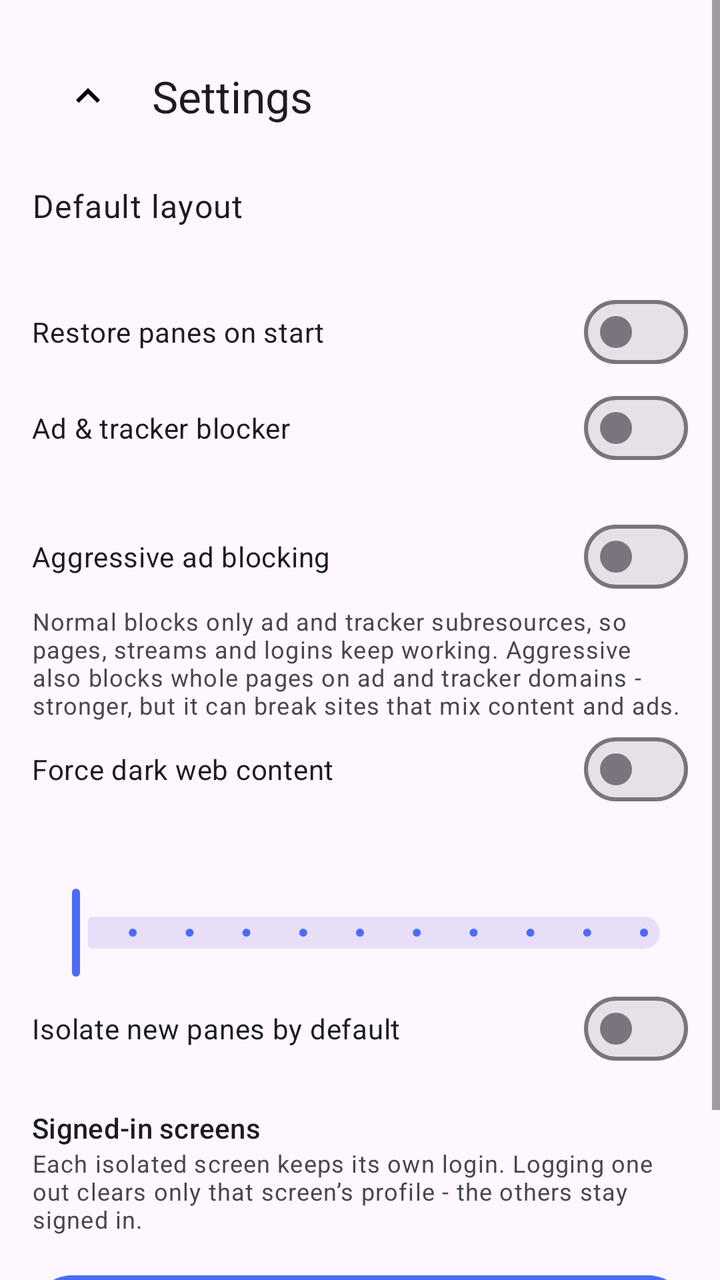
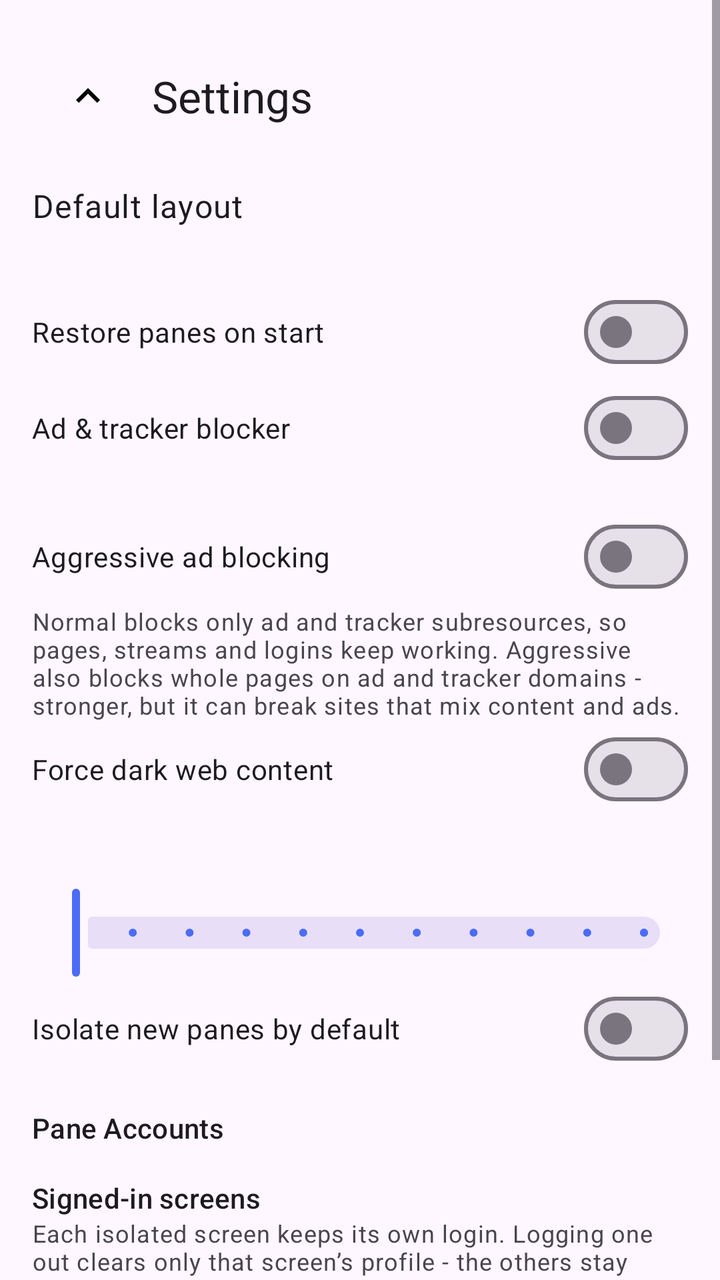

Compare the two renders of this Android layout. The source of the first and the diff that turns it into the second are given below.
<!-- AndroidManifest.xml: application theme Theme.MultiView -->
<!-- res/layout/activity_settings.xml -->
<?xml version="1.0" encoding="utf-8"?>
<ScrollView xmlns:android="http://schemas.android.com/apk/res/android"
    xmlns:app="http://schemas.android.com/apk/res-auto"
    android:layout_width="match_parent"
    android:layout_height="match_parent"
    android:fitsSystemWindows="true">

    <LinearLayout
        android:layout_width="match_parent"
        android:layout_height="wrap_content"
        android:orientation="vertical"
        android:padding="16dp">

        <com.google.android.material.appbar.MaterialToolbar
            android:id="@+id/settingsToolbar"
            android:layout_width="match_parent"
            android:layout_height="?attr/actionBarSize"
            app:navigationIcon="@drawable/ic_chevron_up"
            app:title="@string/settings_title" />

        <LinearLayout
            android:id="@+id/rowDefaultLayout"
            android:layout_width="match_parent"
            android:layout_height="wrap_content"
            android:background="?attr/selectableItemBackground"
            android:orientation="vertical"
            android:paddingTop="12dp"
            android:paddingBottom="12dp">

            <TextView
                android:layout_width="match_parent"
                android:layout_height="wrap_content"
                android:text="@string/set_default_layout"
                android:textAppearance="?attr/textAppearanceBodyLarge" />

            <TextView
                android:id="@+id/tvDefaultLayout"
                android:layout_width="match_parent"
                android:layout_height="wrap_content"
                android:textAppearance="?attr/textAppearanceBodySmall" />
        </LinearLayout>

        <com.google.android.material.materialswitch.MaterialSwitch
            android:id="@+id/swRestorePanes"
            android:layout_width="match_parent"
            android:layout_height="wrap_content"
            android:paddingTop="12dp"
            android:paddingBottom="12dp"
            android:text="@string/set_restore_panes" />

        <com.google.android.material.materialswitch.MaterialSwitch
            android:id="@+id/swAdblock"
            android:layout_width="match_parent"
            android:layout_height="wrap_content"
            android:paddingTop="12dp"
            android:paddingBottom="12dp"
            android:text="@string/set_adblock" />

        <TextView
            android:id="@+id/tvBlockedCount"
            android:layout_width="match_parent"
            android:layout_height="wrap_content"
            android:textAppearance="?attr/textAppearanceBodySmall" />

        <com.google.android.material.materialswitch.MaterialSwitch
            android:id="@+id/swAggressive"
            android:layout_width="match_parent"
            android:layout_height="wrap_content"
            android:paddingTop="12dp"
            android:paddingBottom="12dp"
            android:text="@string/set_adblock_aggressive" />

        <TextView
            android:id="@+id/tvAggressiveBody"
            android:layout_width="match_parent"
            android:layout_height="wrap_content"
            android:text="@string/set_adblock_aggressive_body"
            android:textAppearance="?attr/textAppearanceBodySmall" />

        <com.google.android.material.materialswitch.MaterialSwitch
            android:id="@+id/swForceDark"
            android:layout_width="match_parent"
            android:layout_height="wrap_content"
            android:paddingTop="12dp"
            android:paddingBottom="12dp"
            android:text="@string/set_force_dark" />

        <TextView
            android:id="@+id/tvTextZoom"
            android:layout_width="match_parent"
            android:layout_height="wrap_content"
            android:paddingTop="12dp"
            android:textAppearance="?attr/textAppearanceBodyLarge" />

        <com.google.android.material.slider.Slider
            android:id="@+id/sliderTextZoom"
            android:layout_width="match_parent"
            android:layout_height="wrap_content"
            android:stepSize="5"
            android:valueFrom="80"
            android:valueTo="130"
            app:labelBehavior="gone" />

        <com.google.android.material.materialswitch.MaterialSwitch
            android:id="@+id/swIsolateDefault"
            android:layout_width="match_parent"
            android:layout_height="wrap_content"
            android:paddingTop="12dp"
            android:paddingBottom="12dp"
            android:text="@string/set_isolate_default" />

                <TextView
            android:id="@+id/tvAccountsTitle"
            android:layout_width="match_parent"
            android:layout_height="wrap_content"
            android:paddingTop="16dp"
            android:text="@string/set_accounts_title"
            android:textAppearance="?attr/textAppearanceTitleSmall" />

        <TextView
            android:id="@+id/tvAccountsBody"
            android:layout_width="match_parent"
            android:layout_height="wrap_content"
            android:text="@string/set_accounts_body"
            android:textAppearance="?attr/textAppearanceBodySmall" />

        <LinearLayout
            android:id="@+id/accountsBox"
            android:layout_width="match_parent"
            android:layout_height="wrap_content"
            android:orientation="vertical" />

<com.google.android.material.button.MaterialButton
            android:id="@+id/btnClearData"
            android:layout_width="match_parent"
            android:layout_height="wrap_content"
            android:layout_marginTop="16dp"
            android:text="@string/set_clear_data" />

        <TextView
            android:id="@+id/tvAbout"
            android:layout_width="match_parent"
            android:layout_height="wrap_content"
            android:layout_marginTop="24dp"
            android:textAppearance="?attr/textAppearanceBodySmall" />
    </LinearLayout>
</ScrollView>
<!-- resources referenced by this layout -->
<resources>
  <!-- drawable ic_chevron_up (drawable) -->
  <?xml version="1.0" encoding="utf-8"?>
  <vector xmlns:android="http://schemas.android.com/apk/res/android"
      android:width="24dp" android:height="24dp"
      android:viewportWidth="24" android:viewportHeight="24">
      <path android:fillColor="#FF000000" android:pathData="M7.41,15.41L12,10.83l4.59,4.58L18,14l-6,-6 -6,6z"/>
  </vector>
  <string name="set_accounts_body">Each isolated screen keeps its own login. Logging one out clears only that screen’s profile - the others stay signed in.</string>
  <string name="set_accounts_title">Signed-in screens</string>
  <string name="set_adblock">Ad &amp; tracker blocker</string>
  <string name="set_adblock_aggressive">Aggressive ad blocking</string>
  <string name="set_adblock_aggressive_body">Normal blocks only ad and tracker subresources, so pages, streams and logins keep working. Aggressive also blocks whole pages on ad and tracker domains - stronger, but it can break sites that mix content and ads.</string>
  <string name="set_clear_data">Clear browsing data</string>
  <string name="set_default_layout">Default layout</string>
  <string name="set_force_dark">Force dark web content</string>
  <string name="set_isolate_default">Isolate new panes by default</string>
  <string name="set_restore_panes">Restore panes on start</string>
  <string name="settings_title">Settings</string>
  <style name="Theme.MultiView" parent="Theme.Material3.DayNight.NoActionBar">
          <item name="colorPrimary">@color/accent</item>
          <item name="colorSecondary">@color/accent</item>
          <item name="android:statusBarColor">?attr/colorSurface</item>
          <item name="mvPaneBackground">@color/pane_bg</item>
          <item name="mvIconTint">@color/icon_tint</item>
      </style>
  <color name="accent">#FF4A6CF7</color>
  <color name="pane_bg">#FFFFFFFF</color>
  <color name="icon_tint">#FF000000</color>
</resources>

<!-- the commit's change to res/layout/activity_settings.xml (unified diff, before → after) -->
@@ -109,7 +109,21 @@
             android:paddingBottom="12dp"
             android:text="@string/set_isolate_default" />
 
-                <TextView
+                        <TextView
+            android:id="@+id/tvPaneAccountsTitle"
+            android:layout_width="match_parent"
+            android:layout_height="wrap_content"
+            android:paddingTop="16dp"
+            android:text="@string/set_pane_accounts"
+            android:textAppearance="?attr/textAppearanceTitleSmall" />
+
+        <LinearLayout
+            android:id="@+id/paneAccountsBox"
+            android:layout_width="match_parent"
+            android:layout_height="wrap_content"
+            android:orientation="vertical" />
+
+<TextView
             android:id="@+id/tvAccountsTitle"
             android:layout_width="match_parent"
             android:layout_height="wrap_content"
<!-- resource entries referenced after the edit -->
@@ -16,6 +16,7 @@
   <string name="set_default_layout">Default layout</string>
   <string name="set_force_dark">Force dark web content</string>
   <string name="set_isolate_default">Isolate new panes by default</string>
+  <string name="set_pane_accounts">Pane Accounts</string>
   <string name="set_restore_panes">Restore panes on start</string>
   <string name="settings_title">Settings</string>
   <style name="Theme.MultiView" parent="Theme.Material3.DayNight.NoActionBar">
